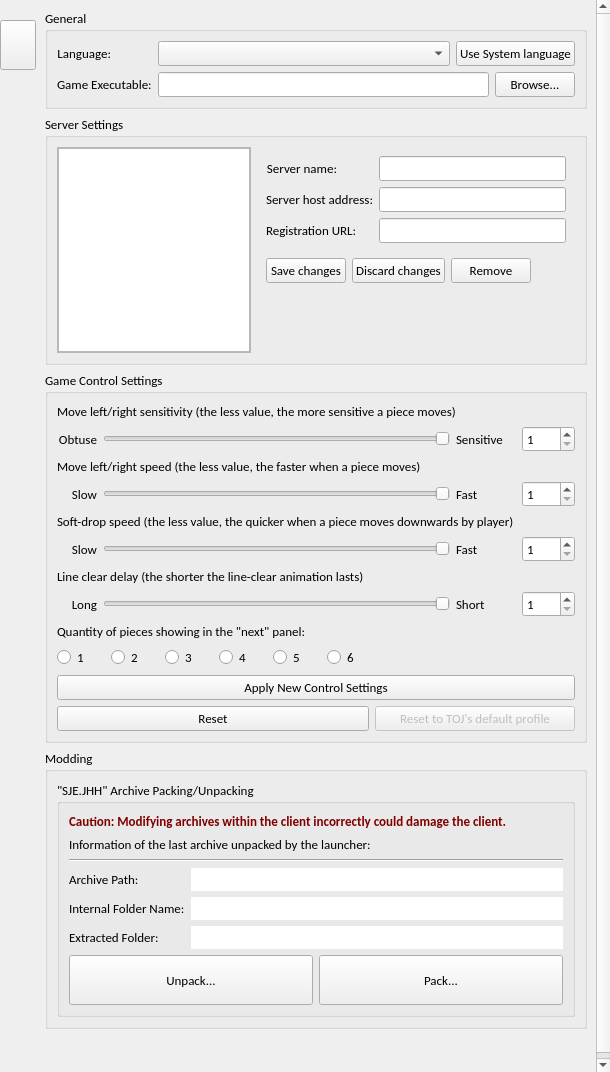
Before: the Qt Designer form TOPLauncher/SettingsWidget.ui in BSoD-Ultimate/TOPLauncher, drawn with Qt 5.
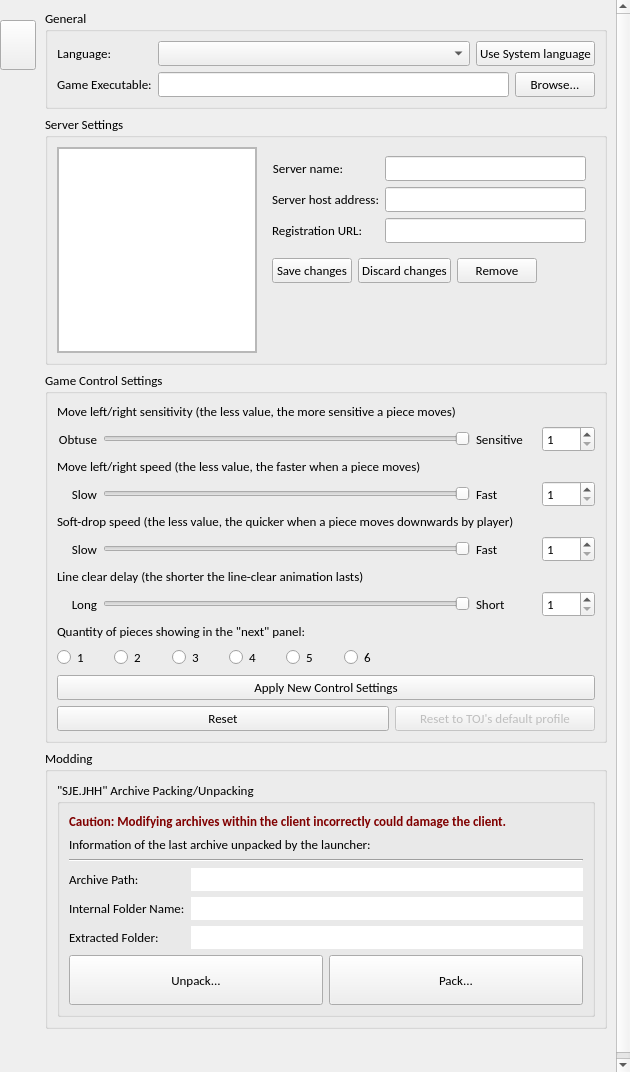
After: the same form once the commit is applied. Icons and pictures are not drawn.

Commit message: use simhei as Chinese font.

Patch:
```diff
--- a/TOPLauncher/SettingsWidget.ui
+++ b/TOPLauncher/SettingsWidget.ui
@@ -6,7 +6,7 @@
    <rect>
     <x>0</x>
     <y>0</y>
-    <width>610</width>
+    <width>630</width>
     <height>1072</height>
    </rect>
   </property>
@@ -18,13 +18,13 @@
   </property>
   <property name="minimumSize">
    <size>
-    <width>610</width>
+    <width>630</width>
     <height>450</height>
    </size>
   </property>
   <property name="maximumSize">
    <size>
-    <width>610</width>
+    <width>16777215</width>
     <height>16777215</height>
    </size>
   </property>
@@ -180,7 +180,7 @@
        <rect>
         <x>0</x>
         <y>0</y>
-        <width>572</width>
+        <width>592</width>
         <height>1072</height>
        </rect>
       </property>
```
The commit also changes 1 other file.
